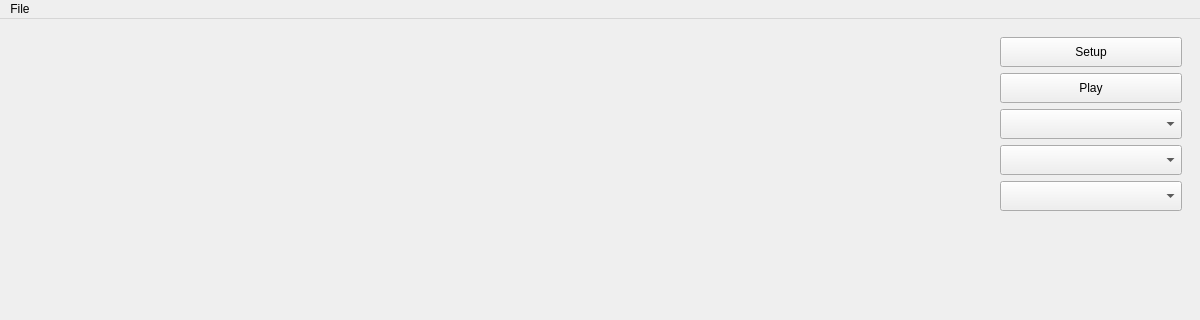
Old version of the form gui/core/Synth.ui in the repository burtonjz/Syndesium; both pictures show x 0 to 1200 and y 0 to 320 of the 1200 by 800 pixel window.
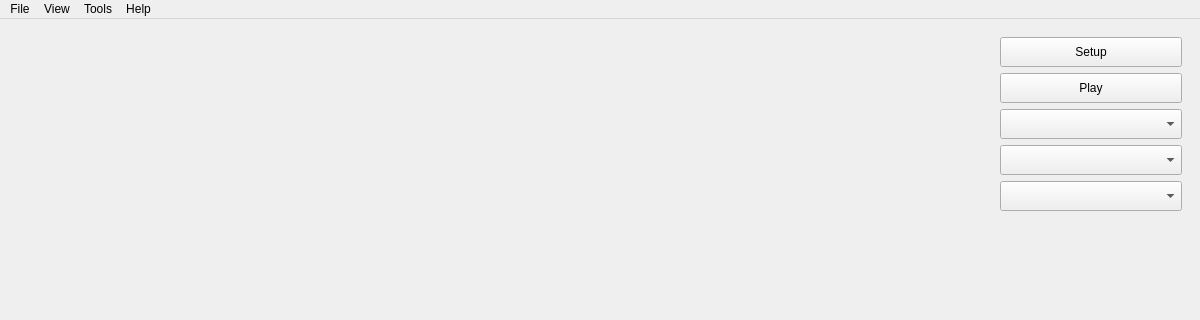
New version of the form.

Diff of the .ui file:
```diff
--- a/gui/core/Synth.ui
+++ b/gui/core/Synth.ui
@@ -186,7 +186,26 @@
     <addaction name="actionSave"/>
     <addaction name="actionSaveAs"/>
    </widget>
+   <widget class="QMenu" name="menuView">
+    <property name="title">
+     <string>View</string>
+    </property>
+    <addaction name="actionSpectrumAnalyzer"/>
+   </widget>
+   <widget class="QMenu" name="menuTools">
+    <property name="title">
+     <string>Tools</string>
+    </property>
+   </widget>
+   <widget class="QMenu" name="menuHelp">
+    <property name="title">
+     <string>Help</string>
+    </property>
+   </widget>
    <addaction name="menuSave"/>
+   <addaction name="menuView"/>
+   <addaction name="menuTools"/>
+   <addaction name="menuHelp"/>
   </widget>
   <widget class="QStatusBar" name="statusbar"/>
   <action name="actionLoad">
```
Left out of the diff: 11 changed lines with no effect on the pictures.
